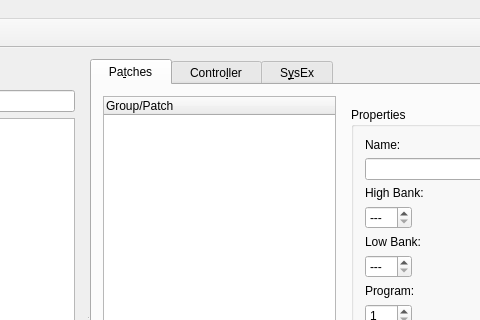
This is oom/instruments/editinstrumentbase.ui in ccherrett/oom as Qt 5 draws it before an edit; both pictures show x 207 to 687 and y 0 to 320 of the 1000 by 600 pixel window. The edited form follows.
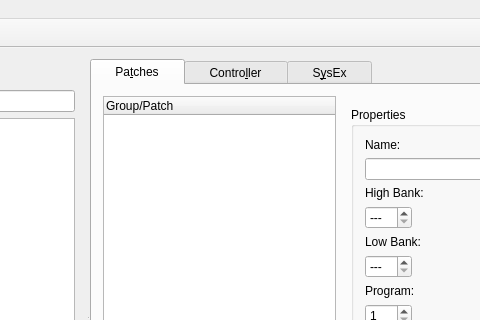
This is the edited form. The open tabs and pages were chosen to show the change.

```diff
--- a/oom/instruments/editinstrumentbase.ui
+++ b/oom/instruments/editinstrumentbase.ui
@@ -81,7 +81,7 @@
        </property>
        <widget class="QWidget" name="patchesTab">
         <attribute name="title">
-         <string>  Pa&amp;tches  </string>
+         <string>    Pa&amp;tches    </string>
         </attribute>
         <layout class="QVBoxLayout">
          <item>
@@ -458,7 +458,7 @@
        </widget>
        <widget class="QWidget" name="controllerTab">
         <attribute name="title">
-         <string>  Contro&amp;ller  </string>
+         <string>    Contro&amp;ller    </string>
         </attribute>
         <layout class="QVBoxLayout">
          <item>
@@ -1282,7 +1282,7 @@
        </widget>
        <widget class="QWidget" name="sysExTab">
         <attribute name="title">
-         <string>  S&amp;ysEx  </string>
+         <string>    S&amp;ysEx    </string>
         </attribute>
         <layout class="QVBoxLayout">
          <item>
```
Left out of the diff: 2 changed lines with no effect on the pictures.
